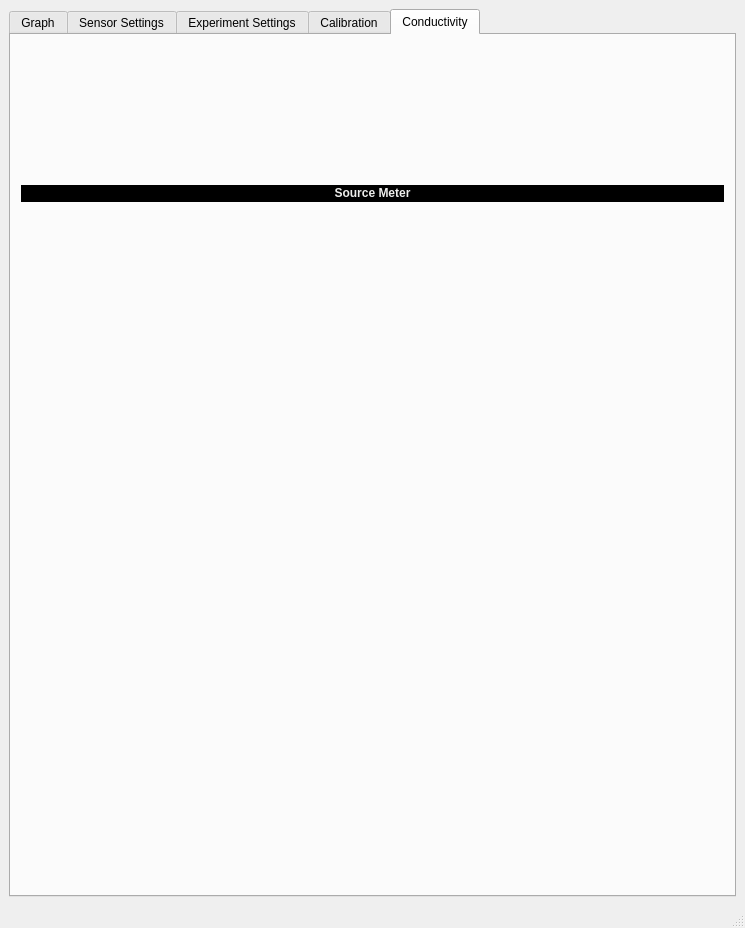
The window that src/python/MainWindow.ui (ljaworski88/flow_reader) describes before a commit, drawn with Qt 5.
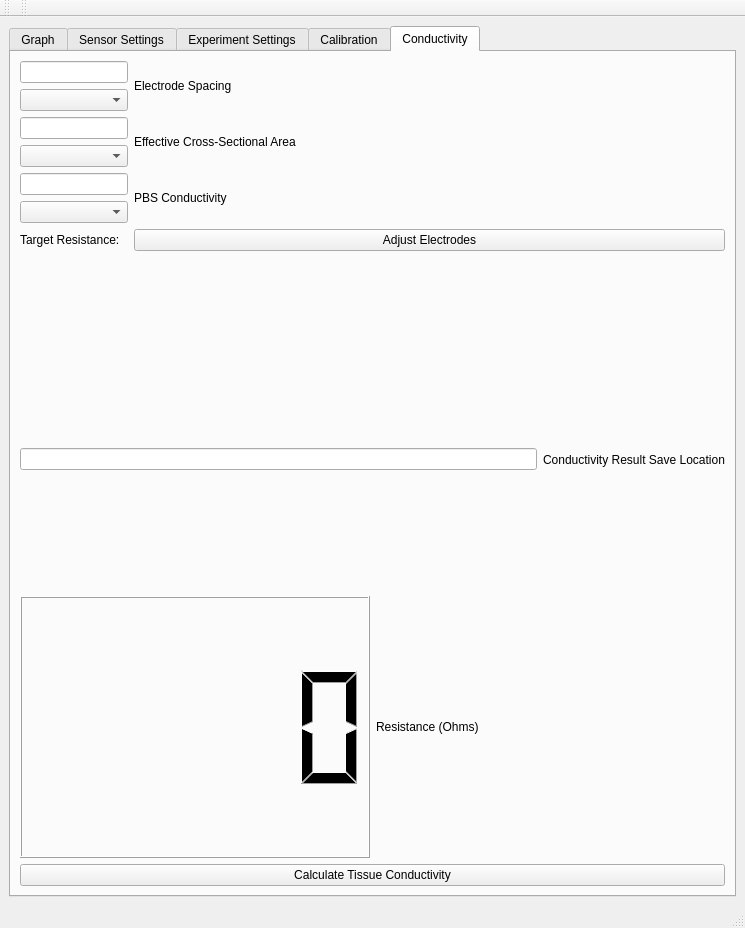
The same window after the commit. Custom widgets are drawn as their Qt base class.

Commit message: changed to read voltage only at end to not degrade electrodes, added install script, added GUI for conductivity measurement

Diff of the .ui file:
```diff
--- a/src/python/MainWindow.ui
+++ b/src/python/MainWindow.ui
@@ -463,7 +463,21 @@
          </widget>
         </item>
         <item>
-         <layout class="QHBoxLayout" name="loadSettingsHorizontalLayout">
+         <widget class="QLabel" name="sourcemeterSettingsLabel">
+          <property name="styleSheet">
+           <string notr="true">background-color: rgb(0, 0, 0);
+color: rgb(238, 238, 236);</string>
+          </property>
+          <property name="text">
+           <string>&lt;html&gt;&lt;head/&gt;&lt;body&gt;&lt;p&gt;&lt;span style=&quot; font-weight:600;&quot;&gt;Source Meter&lt;/span&gt;&lt;/p&gt;&lt;/body&gt;&lt;/html&gt;</string>
+          </property>
+          <property name="alignment">
+           <set>Qt::AlignCenter</set>
+          </property>
+         </widget>
+        </item>
+        <item>
+         <layout class="QVBoxLayout" name="verticalLayout_5">
           <item>
            <widget class="QLineEdit" name="loadFlowReaderSettingsLineEdit"/>
           </item>
@@ -816,26 +830,112 @@
        <attribute name="title">
         <string>Conductivity</string>
        </attribute>
-       <widget class="QLabel" name="sourcemeterSettingsLabel">
-        <property name="geometry">
-         <rect>
-          <x>10</x>
-          <y>150</y>
-          <width>703</width>
-          <height>17</height>
-         </rect>
-        </property>
-        <property name="styleSheet">
-         <string notr="true">background-color: rgb(0, 0, 0);
-color: rgb(238, 238, 236);</string>
-        </property>
-        <property name="text">
-         <string>&lt;html&gt;&lt;head/&gt;&lt;body&gt;&lt;p&gt;&lt;span style=&quot; font-weight:600;&quot;&gt;Source Meter&lt;/span&gt;&lt;/p&gt;&lt;/body&gt;&lt;/html&gt;</string>
-        </property>
-        <property name="alignment">
-         <set>Qt::AlignCenter</set>
-        </property>
-       </widget>
+       <layout class="QVBoxLayout" name="verticalLayout_6">
+        <item>
+         <layout class="QFormLayout" name="formLayout">
+          <item row="0" column="0">
+           <layout class="QVBoxLayout" name="tissueThicknessVerticalLayout_2">
+            <item>
+             <widget class="QLineEdit" name="electrodeSpacingLineEdit"/>
+            </item>
+            <item>
+             <widget class="QComboBox" name="electrodeSpacingUnitsComboBox"/>
+            </item>
+           </layout>
+          </item>
+          <item row="0" column="1">
+           <widget class="QLabel" name="tissueThicknessLabel_2">
+            <property name="text">
+             <string>Electrode Spacing</string>
+            </property>
+           </widget>
+          </item>
+          <item row="1" column="0">
+           <layout class="QVBoxLayout" name="crossSectionVerticalLayout_2">
+            <item>
+             <widget class="QLineEdit" name="conductivityCrossSectionLineEdit"/>
+            </item>
+            <item>
+             <widget class="QComboBox" name="conductivityCrossSectionUnitsComboBox"/>
+            </item>
+           </layout>
+          </item>
+          <item row="1" column="1">
+           <widget class="QLabel" name="crossSectionLabel_2">
+            <property name="text">
+             <string>Effective Cross-Sectional Area</string>
+            </property>
+           </widget>
+          </item>
+          <item row="2" column="0">
+           <layout class="QVBoxLayout" name="crossSectionVerticalLayout_3">
+            <item>
+             <widget class="QLineEdit" name="pbsConductivityLineEdit"/>
+            </item>
+            <item>
+             <widget class="QComboBox" name="conductivityUnitsComboBox"/>
+            </item>
+           </layout>
+          </item>
+          <item row="2" column="1">
+           <widget class="QLabel" name="pbsConductivityLabel">
+            <property name="text">
+             <string>PBS Conductivity</string>
+            </property>
+           </widget>
+          </item>
+          <item row="3" column="0">
+           <widget class="QLabel" name="targetResistanceLabel">
+            <property name="text">
+             <string>Target Resistance:</string>
+            </property>
+           </widget>
+          </item>
+          <item row="3" column="1">
+           <widget class="QPushButton" name="adjustElectrodesPushButton">
+            <property name="text">
+             <string>Adjust Electrodes</string>
+            </property>
+           </widget>
+          </item>
+         </layout>
+        </item>
+        <item>
+         <layout class="QHBoxLayout" name="horizontalLayout_4">
+          <item>
+           <widget class="QLineEdit" name="conductivityResultLineEdit"/>
+          </item>
+          <item>
+           <widget class="QLabel" name="conductivitySaveLabel">
+            <property name="text">
+             <string>Conductivity Result Save Location</string>
+            </property>
+           </widget>
+          </item>
+         </layout>
+        </item>
+        <item>
+         <layout class="QHBoxLayout" name="horizontalLayout_5">
+          <item>
+           <widget class="QLCDNumber" name="resistanceLCD"/>
+          </item>
+          <item>
+           <widget class="QLabel" name="resisitanceLabel">
+            <property name="text">
+             <string>Resistance (Ohms)</string>
+            </property>
+           </widget>
+          </item>
+         </layout>
+        </item>
+        <item>
+         <widget class="QPushButton" name="calculateConductivityPushButton">
+          <property name="text">
+           <string>Calculate Tissue Conductivity</string>
+          </property>
+         </widget>
+        </item>
+       </layout>
       </widget>
      </widget>
     </item>
@@ -852,6 +952,28 @@
    </property>
   </widget>
   <widget class="QStatusBar" name="statusbar"/>
+  <widget class="QToolBar" name="toolBar">
+   <property name="windowTitle">
+    <string>toolBar</string>
+   </property>
+   <attribute name="toolBarArea">
+    <enum>TopToolBarArea</enum>
+   </attribute>
+   <attribute name="toolBarBreak">
+    <bool>false</bool>
+   </attribute>
+  </widget>
+  <widget class="QToolBar" name="toolBar_2">
+   <property name="windowTitle">
+    <string>toolBar_2</string>
+   </property>
+   <attribute name="toolBarArea">
+    <enum>TopToolBarArea</enum>
+   </attribute>
+   <attribute name="toolBarBreak">
+    <bool>false</bool>
+   </attribute>
+  </widget>
  </widget>
  <customwidgets>
   <customwidget>
```
Left out of the diff: 117 changed lines with no effect on the pictures. The commit also changes 4 other files.
